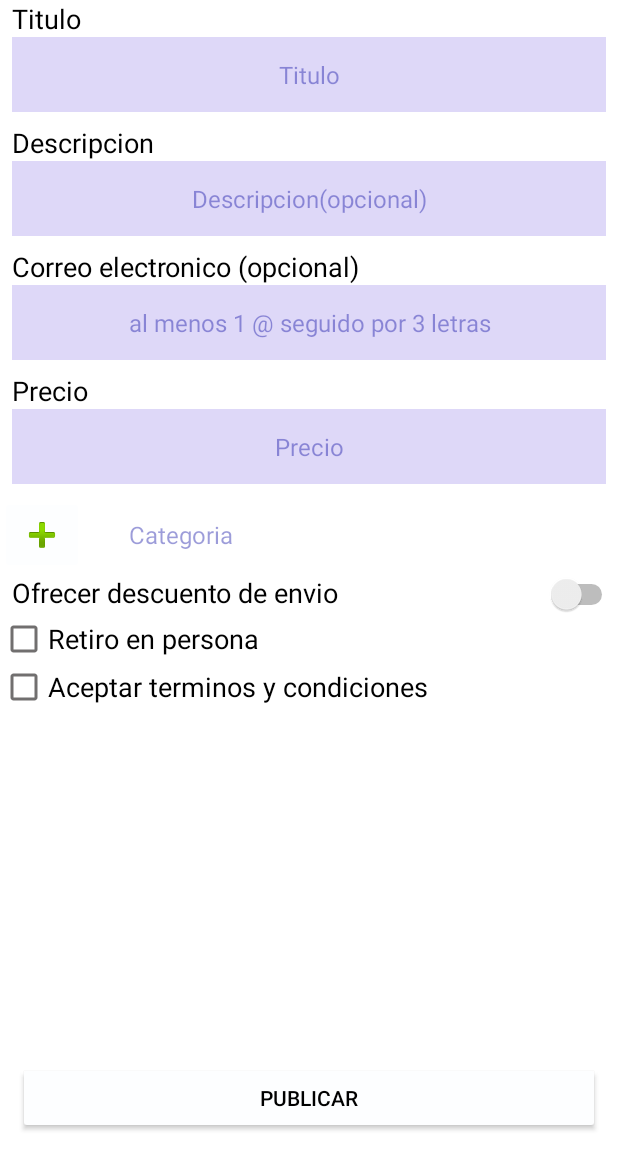
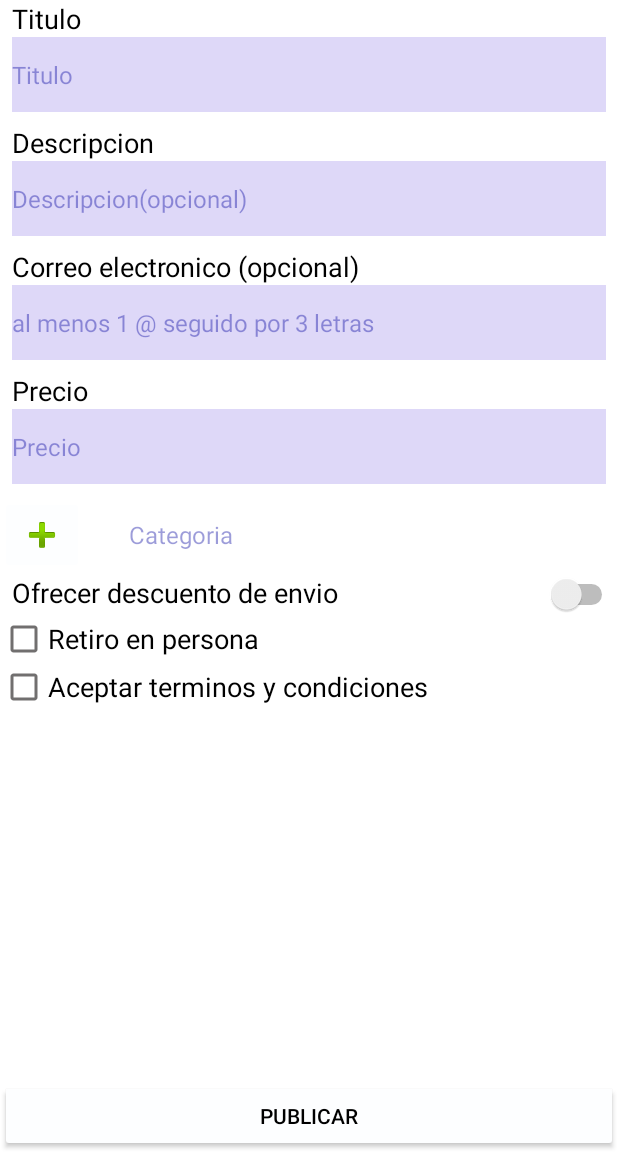
Before and after one commit to maty670/TPs, an Android app: the screen it shows after launch (MainActivity), on a phone screen of 412 x 824 dp, the part 84-1236 px from its top. Run offline under Robolectric (Android 15) with nearby library versions, the phone set to English and light mode, and no system bars.

Commit message:
Lab 02 completo y revisado

```diff
--- a/app/src/main/res/layout/activity_main.xml
+++ b/app/src/main/res/layout/activity_main.xml
@@ -24,7 +24,7 @@
 
         <LinearLayout
             android:layout_width="match_parent"
-            android:layout_height="wrap_content"
+            android:layout_height="match_parent"
             android:orientation="vertical">
 
             <TextView
@@ -43,7 +43,6 @@
                 android:layout_marginRight="@dimen/MargenesEditText"
                 android:layout_marginBottom="@dimen/MargenesEditText"
                 android:background="#396C52E1"
-                android:gravity="center"
                 android:hint="@string/TituloHint"
                 android:textSize="@dimen/editTxtSize" />
 
@@ -63,7 +62,6 @@
                 android:layout_marginRight="@dimen/MargenesEditText"
                 android:layout_marginBottom="@dimen/MargenesEditText"
                 android:background="#396C52E1"
-                android:gravity="center"
                 android:hint="@string/DescripcionHint"
                 android:inputType="textMultiLine"
                 android:textSize="@dimen/editTxtSize" />
@@ -85,7 +83,6 @@
                 android:layout_marginRight="@dimen/MargenesEditText"
                 android:layout_marginBottom="@dimen/MargenesEditText"
                 android:background="#396C52E1"
-                android:gravity="center"
                 android:hint="@string/CorreoHint"
                 android:inputType="textEmailAddress"
                 android:textSize="@dimen/editTxtSize" />
@@ -106,7 +103,6 @@
                 android:layout_marginRight="@dimen/MargenesEditText"
                 android:layout_marginBottom="@dimen/MargenesEditText"
                 android:background="#396C52E1"
-                android:gravity="center"
                 android:hint="@string/PrecioHint"
                 android:inputType="number"
                 android:textSize="@dimen/editTxtSize" />
@@ -172,6 +168,7 @@
                     android:id="@+id/textViewDescuento"
                     android:layout_width="wrap_content"
                     android:layout_height="wrap_content"
+                    android:text="0%"
                     android:visibility="gone" />
 
                 <SeekBar
@@ -206,7 +203,6 @@
                 android:layout_marginRight="@dimen/MargenesEditText"
                 android:layout_marginBottom="@dimen/MargenesEditText"
                 android:background="#396C52E1"
-                android:gravity="center"
                 android:hint="@string/RetiroHint"
                 android:textSize="@dimen/editTxtSize"
                 android:visibility="gone" />
@@ -232,7 +228,6 @@
             android:id="@+id/buttonAceptar"
             android:layout_width="match_parent"
             android:layout_height="wrap_content"
-            android:layout_margin="12dp"
             android:onClick="ValidarCampos"
             android:text="@string/Publicar"
             android:textColor="@color/negro"
```
